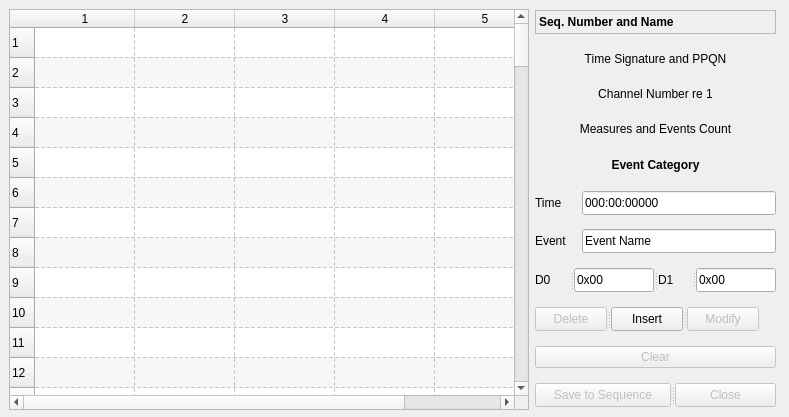
ahlstromcj/seq66, file seq_qt5/forms/qseqeventframe.ui: the form before one commit.
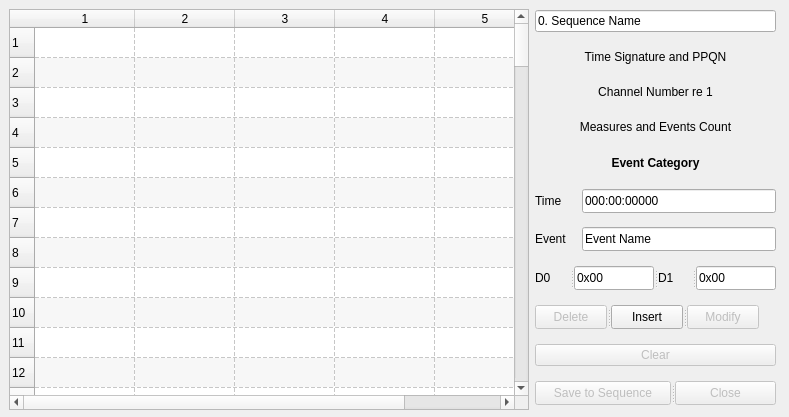
The form after the commit.

Commit message: Fixed round trip editing of sequence title.

```diff
--- a/seq_qt5/forms/qseqeventframe.ui
+++ b/seq_qt5/forms/qseqeventframe.ui
@@ -181,36 +181,9 @@
      <number>14</number>
     </property>
     <item>
-     <widget class="QLabel" name="label_seq_name">
-      <property name="minimumSize">
-       <size>
-        <width>0</width>
-        <height>24</height>
-       </size>
-      </property>
-      <property name="maximumSize">
-       <size>
-        <width>16777215</width>
-        <height>24</height>
-       </size>
-      </property>
-      <property name="font">
-       <font>
-        <weight>75</weight>
-        <bold>true</bold>
-       </font>
-      </property>
-      <property name="frameShape">
-       <enum>QFrame::StyledPanel</enum>
-      </property>
-      <property name="frameShadow">
-       <enum>QFrame::Sunken</enum>
-      </property>
+     <widget class="QLineEdit" name="m_entry_name">
       <property name="text">
-       <string>Seq. Number and Name</string>
-      </property>
-      <property name="alignment">
-       <set>Qt::AlignLeading|Qt::AlignLeft|Qt::AlignVCenter</set>
+       <string>0. Sequence Name</string>
       </property>
      </widget>
     </item>
@@ -491,7 +464,7 @@
      <widget class="QSplitter" name="del_ins_mod_splitter">
       <property name="maximumSize">
        <size>
-        <width>224</width>
+        <width>228</width>
         <height>24</height>
        </size>
       </property>
```
The commit also changes 11 other files.
